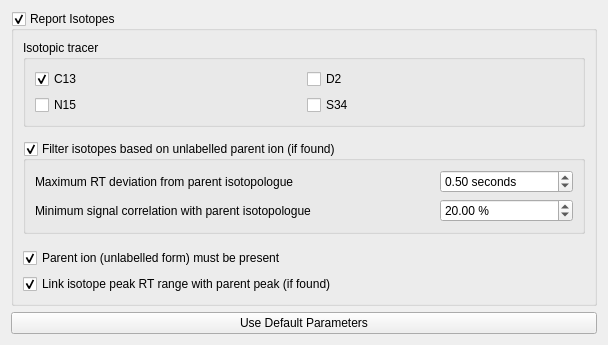
First picture: the form in src/gui/mzroll/forms/isotopedialog.ui, repository ElucidataInc/ElMaven, before the edit.
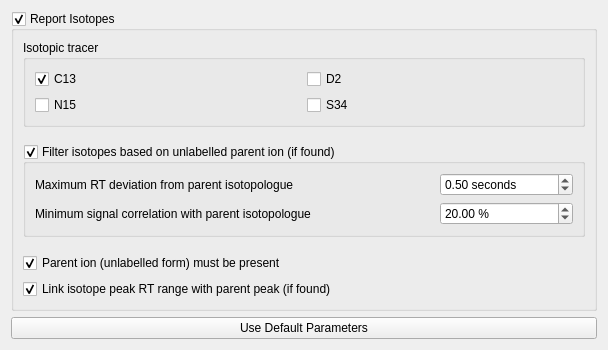
Second picture: the form after the edit.

Commit message: [UI] Increase deviation limit for isotopes/adducts

The edit to the form file:
```diff
--- a/src/gui/mzroll/forms/isotopedialog.ui
+++ b/src/gui/mzroll/forms/isotopedialog.ui
@@ -7,7 +7,7 @@
     <x>0</x>
     <y>0</y>
     <width>608</width>
-    <height>341</height>
+    <height>350</height>
    </rect>
   </property>
   <property name="windowTitle">
@@ -163,7 +163,7 @@
             <double>0.100000000000000</double>
            </property>
            <property name="maximum">
-            <double>5.000000000000000</double>
+            <double>10.000000000000000</double>
            </property>
            <property name="singleStep">
             <double>0.500000000000000</double>
```
The commit also changes 1 other file.
